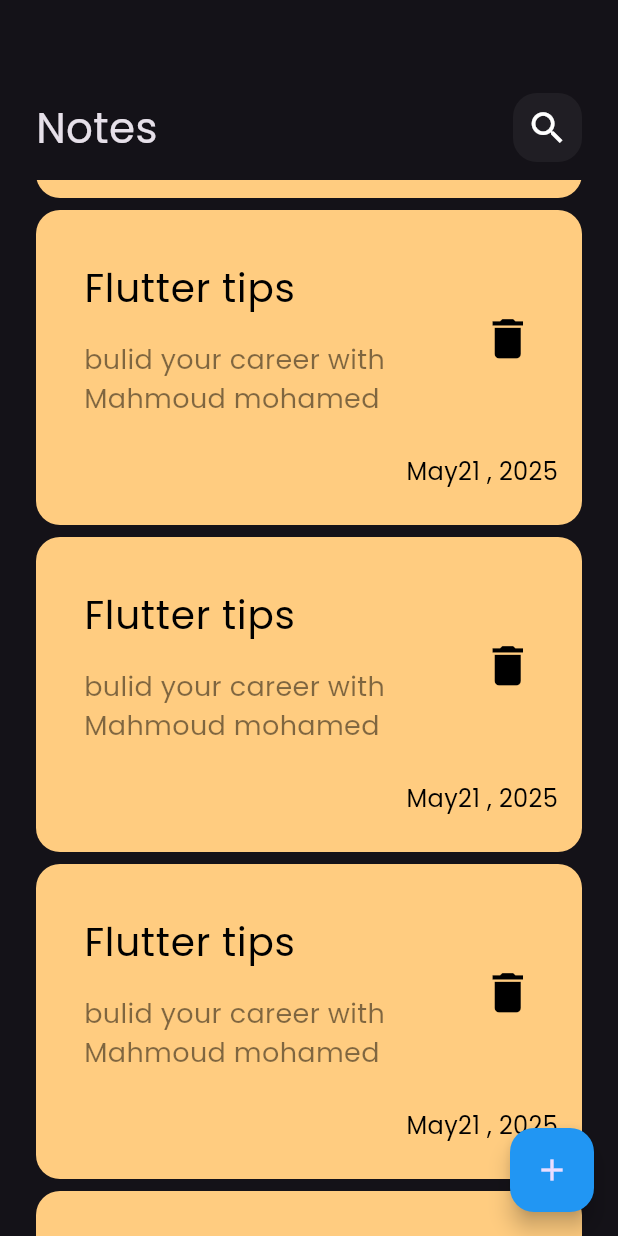
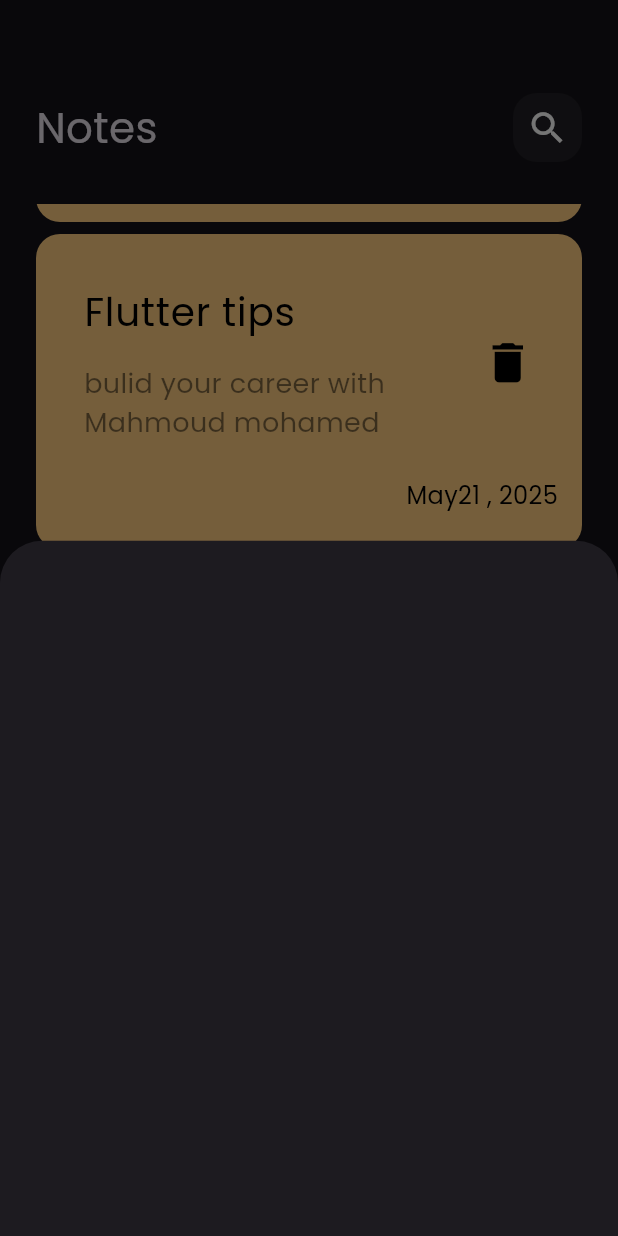
Before and after one commit to Zahroob/NOTES_APP, a Flutter app: the screen it shows after launch, scrolled down 1728 dp, after a tap on the "add" icon, on a phone screen of 412 x 824 dp. Run offline on Flutter 3.47's test engine with Material 3 defaults, Android fonts, the phone set to English and light mode, and no system bars.

Commit message:
add Botoom sheet

```diff
--- a/lib/Views/view_notes.dart
+++ b/lib/Views/view_notes.dart
@@ -1,4 +1,5 @@
 import 'package:flutter/material.dart';
+import 'package:notes_app/Widgets/add_note_bottom_sheet.dart';
 import 'package:notes_app/Widgets/notes_view_body.dart';
 
 class NotesView extends StatelessWidget {
@@ -9,7 +10,13 @@ class NotesView extends StatelessWidget {
     return Scaffold(
       floatingActionButton: FloatingActionButton(
           backgroundColor: Colors.blue,
-          onPressed: () {},
+          onPressed: () {
+            showModalBottomSheet(
+                context: context,
+                builder: (context) {
+                  return const AddNoteBottomSheet();
+                });
+          },
           child: const Icon(Icons.add)),
       body: const NotesViewBody(),
     );
--- /dev/null
+++ b/lib/Widgets/add_note_bottom_sheet.dart
@@ -0,0 +1,11 @@
+
+import 'package:flutter/material.dart';
+
+class AddNoteBottomSheet extends StatelessWidget {
+  const AddNoteBottomSheet({super.key});
+
+  @override
+  Widget build(BuildContext context) {
+    return  Container();
+  }
+}
--- a/lib/Widgets/notes_list_view.dart
+++ b/lib/Widgets/notes_list_view.dart
@@ -6,11 +6,16 @@ class NotesListView extends StatelessWidget {
 
   @override
   Widget build(BuildContext context) {
-    return ListView.builder(itemBuilder: (context, index) {
-      return const Padding(
-        padding: EdgeInsets.symmetric(vertical: 4),
-        child: NoteItem(),
-      );
-    });
+    return Padding(
+      padding: const EdgeInsets.symmetric(vertical: 16),
+      child: ListView.builder(
+          padding: EdgeInsets.zero,
+          itemBuilder: (context, index) {
+            return const Padding(
+              padding: EdgeInsets.symmetric(vertical: 4),
+              child: NoteItem(),
+            );
+          }),
+    );
   }
 }
```
